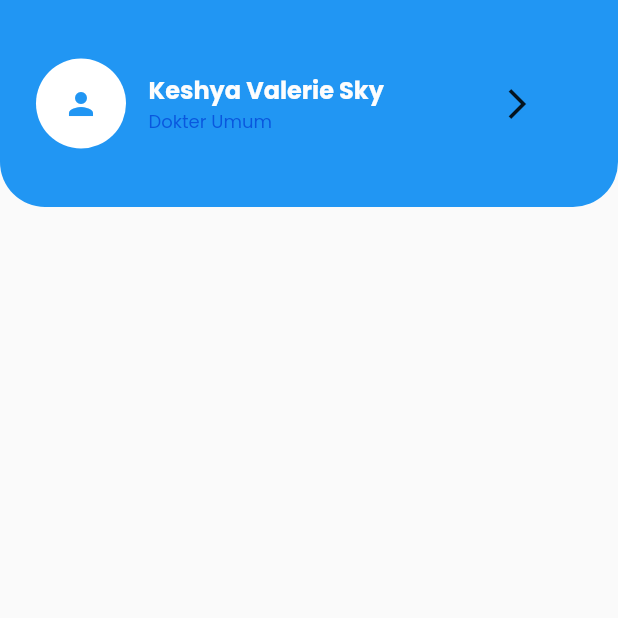
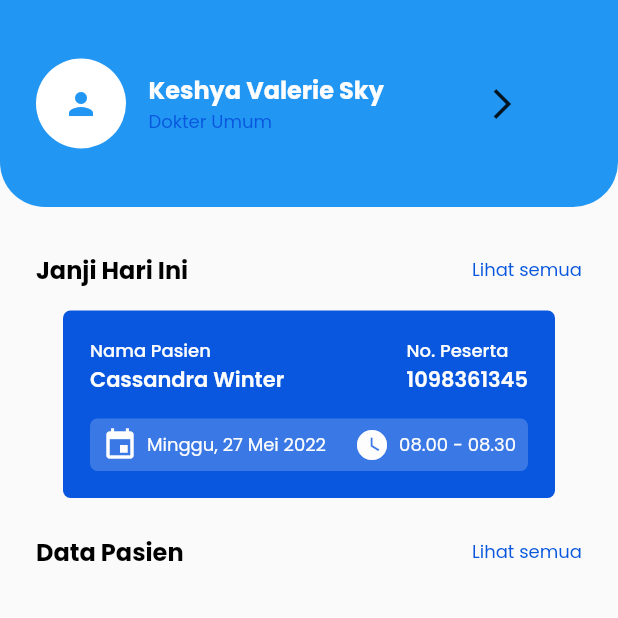
Before and after one commit to Hospital-Management-System-Group-34/FE-Mobile, a Flutter app: the screen it shows after launch, on a phone screen of 412 x 824 dp, the top half of it. Run offline on Flutter 3.47's test engine with Material 2 defaults, Android fonts, the phone set to English and light mode, and no system bars; our stand-ins replace flutter_svg, google_fonts.

Commit message:
homescreen update

```diff
--- a/hospital_management_system/lib/view/screens/home_screen.dart
+++ b/hospital_management_system/lib/view/screens/home_screen.dart
@@ -1,4 +1,5 @@
 import 'package:flutter/material.dart';
+import 'package:hospital_management_system/widgets/jadwal_card.dart';
 import 'package:hospital_management_system/widgets/poppins_text.dart';
 
 class HomeScreen extends StatefulWidget {
@@ -45,14 +46,45 @@ class _HomeScreenState extends State<HomeScreen> {
                       PoppinsText.blue('Dokter Umum', 12),
                     ],
                   ),
-                  SizedBox(width: 65),
+                  SizedBox(width: 51),
                   IconButton(
                     icon: const Icon(Icons.arrow_forward_ios),
+                    alignment: Alignment.centerRight,
                     onPressed: () {},
                   ),
                 ],
               ),
             ),
+          ),
+          SizedBox(height: 30),
+          Row(
+            mainAxisAlignment: MainAxisAlignment.spaceBetween,
+            children: [
+              Padding(
+                padding: const EdgeInsets.only(left: 24),
+                child: PoppinsText.blackBold('Janji Hari Ini', 16),
+              ),
+              Padding(
+                padding: const EdgeInsets.only(right: 24),
+                child: PoppinsText.blue('Lihat semua', 12),
+              ),
+            ],
+          ),
+          SizedBox(height: 15),
+          jadwal1Card(),
+          SizedBox(height: 24),
+          Row(
+            mainAxisAlignment: MainAxisAlignment.spaceBetween,
+            children: [
+              Padding(
+                padding: const EdgeInsets.only(left: 24),
+                child: PoppinsText.blackBold('Data Pasien', 16),
+              ),
+              Padding(
+                padding: const EdgeInsets.only(right: 24),
+                child: PoppinsText.blue('Lihat semua', 12),
+              ),
+            ],
           )
         ]
       )
```
